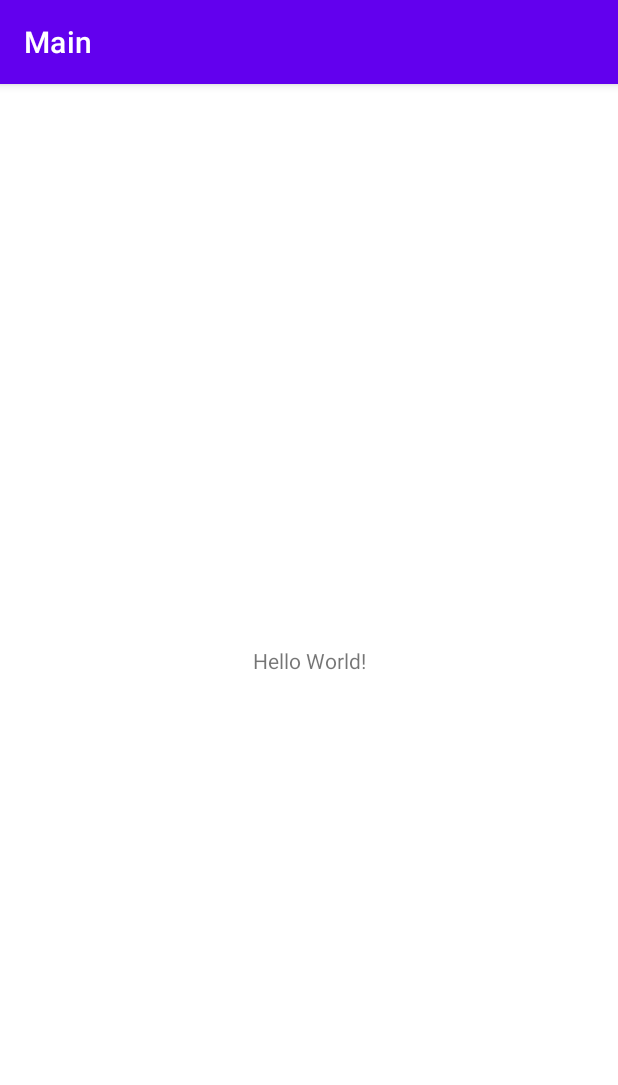
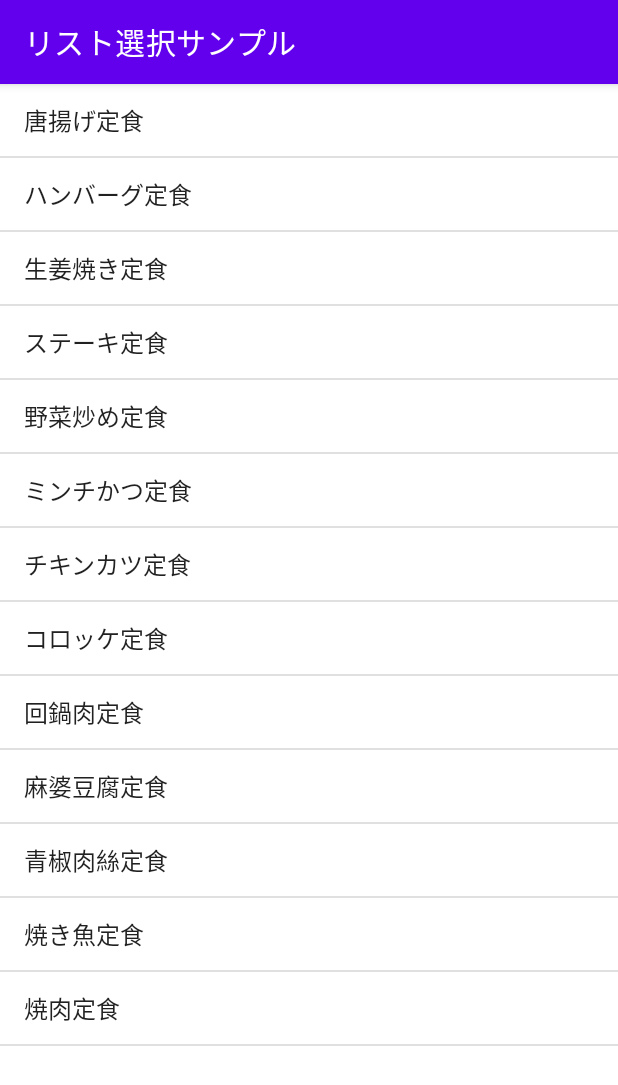
Before and after one commit to mutoxu-N/AndroidPractice, an Android app: the screen it shows after launch (MainActivity), on a phone screen of 412 x 824 dp. Shown: the top 1085 px of the screen. Run offline under Robolectric (Android 15) with nearby library versions, the phone set to English and light mode, and no system bars.

Commit message:
lesson5-1

```diff
--- a/app/src/main/java/com/github/main/MainActivity.kt
+++ b/app/src/main/java/com/github/main/MainActivity.kt
@@ -2,10 +2,26 @@ package com.github.main
 
 import androidx.appcompat.app.AppCompatActivity
 import android.os.Bundle
+import android.view.View
+import android.widget.AdapterView
+import android.widget.ListView
+import android.widget.Toast
 
 class MainActivity : AppCompatActivity() {
     override fun onCreate(savedInstanceState: Bundle?) {
         super.onCreate(savedInstanceState)
         setContentView(R.layout.activity_main)
+
+        val lvMenu = findViewById<ListView>(R.id.lvMenu)
+        lvMenu.onItemClickListener = ListItemClickListener()
+    }
+
+    private inner class ListItemClickListener : AdapterView.OnItemClickListener{
+        override fun onItemClick(parent: AdapterView<*>, view: View?, pos: Int, id: Long) {
+            val item = parent.getItemAtPosition(pos) as String
+            val show = "あなたが選んだ定食: $item"
+            Toast.makeText(this@MainActivity, show, Toast.LENGTH_LONG).show()
+        }
+
     }
 }
--- a/app/src/main/res/layout/activity_main.xml
+++ b/app/src/main/res/layout/activity_main.xml
@@ -1,18 +1,7 @@
 <?xml version="1.0" encoding="utf-8"?>
-<androidx.constraintlayout.widget.ConstraintLayout xmlns:android="http://schemas.android.com/apk/res/android"
-    xmlns:app="http://schemas.android.com/apk/res-auto"
-    xmlns:tools="http://schemas.android.com/tools"
+<ListView
+    xmlns:android="http://schemas.android.com/apk/res/android"
+    android:id="@+id/lvMenu"
     android:layout_width="match_parent"
     android:layout_height="match_parent"
-    tools:context=".MainActivity">
-
-    <TextView
-        android:layout_width="wrap_content"
-        android:layout_height="wrap_content"
-        android:text="Hello World!"
-        app:layout_constraintBottom_toBottomOf="parent"
-        app:layout_constraintEnd_toEndOf="parent"
-        app:layout_constraintStart_toStartOf="parent"
-        app:layout_constraintTop_toTopOf="parent" />
-
-</androidx.constraintlayout.widget.ConstraintLayout>
+    android:entries="@array/lv_menu" />
--- a/app/src/main/res/values/strings.xml
+++ b/app/src/main/res/values/strings.xml
@@ -1,3 +1,18 @@
 <resources>
-    <string name="app_name">Main</string>
+    <string name="app_name">リスト選択サンプル</string>
+    <string-array name="lv_menu">
+        <item>唐揚げ定食</item>
+        <item>ハンバーグ定食</item>
+        <item>生姜焼き定食</item>
+        <item>ステーキ定食</item>
+        <item>野菜炒め定食</item>
+        <item>ミンチかつ定食</item>
+        <item>チキンカツ定食</item>
+        <item>コロッケ定食</item>
+        <item>回鍋肉定食</item>
+        <item>麻婆豆腐定食</item>
+        <item>青椒肉絲定食</item>
+        <item>焼き魚定食</item>
+        <item>焼肉定食</item>
+    </string-array>
 </resources>
```
